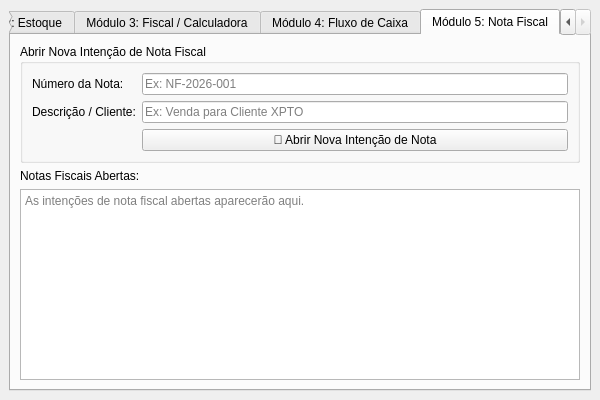
GestaoProjetos2026/Fiscal-Finance, file PROTOTIPO/tela_principal.ui: the form before one commit.
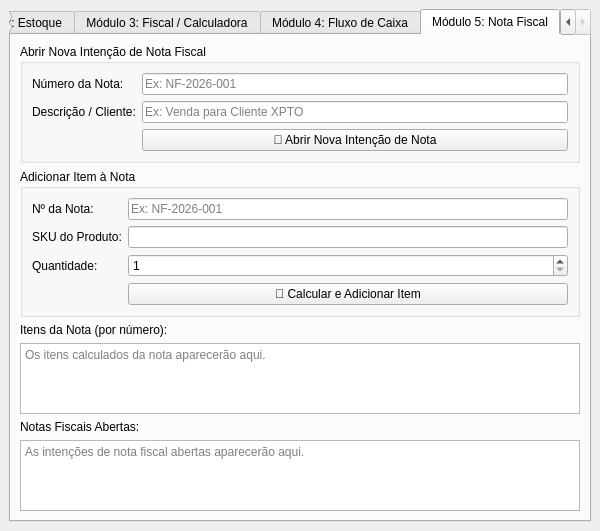
The form after the commit. The open tabs and pages were chosen to show the change.

Commit message: feat(fisc): calcular imposto por item [FISC-MOD5]

```diff
--- a/PROTOTIPO/tela_principal.ui
+++ b/PROTOTIPO/tela_principal.ui
@@ -200,6 +200,62 @@
          </widget>
         </item>
 
+        <!-- Seção: Adicionar Item à Nota -->
+        <item>
+         <widget class="QGroupBox" name="group_nf_item">
+          <property name="title"><string>Adicionar Item à Nota</string></property>
+          <layout class="QFormLayout" name="formLayout_nf_item">
+           <item row="0" column="0">
+            <widget class="QLabel" name="label_nf_item_nota">
+             <property name="text"><string>Nº da Nota:</string></property>
+            </widget>
+           </item>
+           <item row="0" column="1">
+            <widget class="QLineEdit" name="input_nf_item_nota">
+             <property name="placeholderText"><string>Ex: NF-2026-001</string></property>
+            </widget>
+           </item>
+           <item row="1" column="0">
+            <widget class="QLabel" name="label_nf_item_sku">
+             <property name="text"><string>SKU do Produto:</string></property>
+            </widget>
+           </item>
+           <item row="1" column="1">
+            <widget class="QLineEdit" name="input_nf_item_sku"/>
+           </item>
+           <item row="2" column="0">
+            <widget class="QLabel" name="label_nf_item_qtd">
+             <property name="text"><string>Quantidade:</string></property>
+            </widget>
+           </item>
+           <item row="2" column="1">
+            <widget class="QSpinBox" name="input_nf_item_qtd">
+             <property name="minimum"><number>1</number></property>
+             <property name="maximum"><number>9999</number></property>
+            </widget>
+           </item>
+           <item row="3" column="1">
+            <widget class="QPushButton" name="btn_nf_add_item">
+             <property name="text"><string>🧮 Calcular e Adicionar Item</string></property>
+            </widget>
+           </item>
+          </layout>
+         </widget>
+        </item>
+
+        <!-- Seção: Itens da Nota Selecionada -->
+        <item>
+         <widget class="QLabel" name="label_nf_itens">
+          <property name="text"><string>Itens da Nota (por número):</string></property>
+         </widget>
+        </item>
+        <item>
+         <widget class="QTextEdit" name="txt_nf_itens">
+          <property name="readOnly"><bool>true</bool></property>
+          <property name="placeholderText"><string>Os itens calculados da nota aparecerão aqui.</string></property>
+         </widget>
+        </item>
+
         <!-- Seção: Status / Histórico -->
         <item>
          <widget class="QLabel" name="label_nf_historico">
```
The commit also changes 2 other files.
